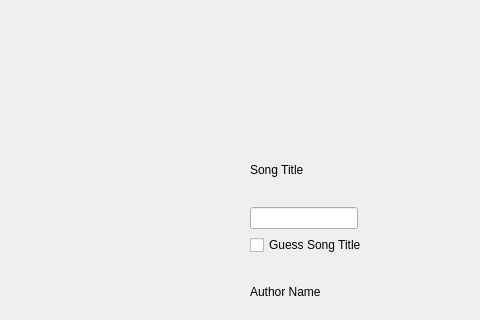
Diode-exe/pptxToOpenLyrics, file src/main.ui: the form before one commit; both pictures show x 0 to 480 and y 0 to 320 of the 800 by 600 pixel window.
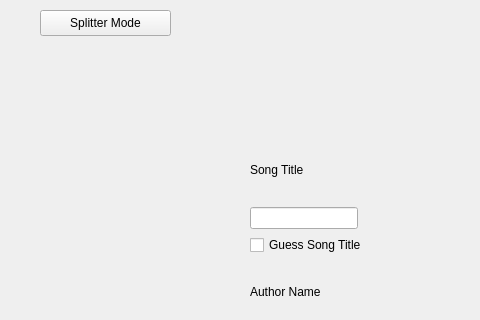
The form after the commit.

Commit message: splitter blank dialog appearing

Diff of the .ui file:
```diff
--- a/src/main.ui
+++ b/src/main.ui
@@ -120,6 +120,19 @@
      </item>
     </layout>
    </widget>
+   <widget class="QPushButton" name="splitter_button">
+    <property name="geometry">
+     <rect>
+      <x>40</x>
+      <y>10</y>
+      <width>131</width>
+      <height>26</height>
+     </rect>
+    </property>
+    <property name="text">
+     <string>Splitter Mode</string>
+    </property>
+   </widget>
   </widget>
   <widget class="QMenuBar" name="menubar">
    <property name="geometry">
```
The commit also changes 3 other files.
